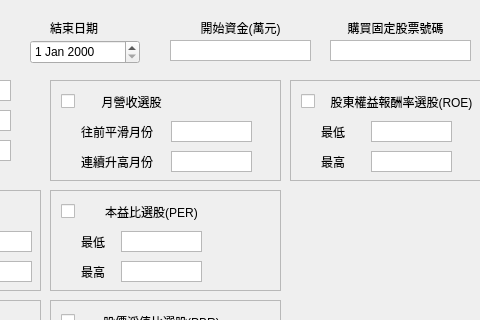
Before: the Qt Designer form UI_backtest.ui in bjioljlo/StockHistory, drawn with Qt 5; both pictures show x 170 to 650 and y 0 to 320 of the 800 by 600 pixel window.
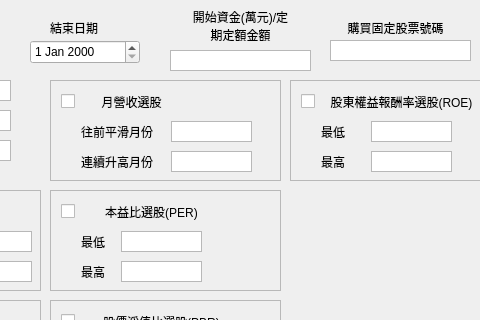
After: the same form once the commit is applied.

Diff of the .ui file:
```diff
--- a/UI_backtest.ui
+++ b/UI_backtest.ui
@@ -77,23 +77,29 @@
     <property name="geometry">
      <rect>
       <x>360</x>
-      <y>20</y>
+      <y>10</y>
       <width>101</width>
-      <height>16</height>
+      <height>31</height>
      </rect>
     </property>
     <property name="text">
-     <string>開始資金(萬元)</string>
+     <string>開始資金(萬元)/定期定額金額</string>
+    </property>
+    <property name="scaledContents">
+     <bool>false</bool>
     </property>
     <property name="alignment">
      <set>Qt::AlignCenter</set>
     </property>
+    <property name="wordWrap">
+     <bool>true</bool>
+    </property>
    </widget>
    <widget class="QTextEdit" name="input_startMoney">
     <property name="geometry">
      <rect>
       <x>340</x>
-      <y>40</y>
+      <y>50</y>
       <width>141</width>
       <height>21</height>
      </rect>
```
